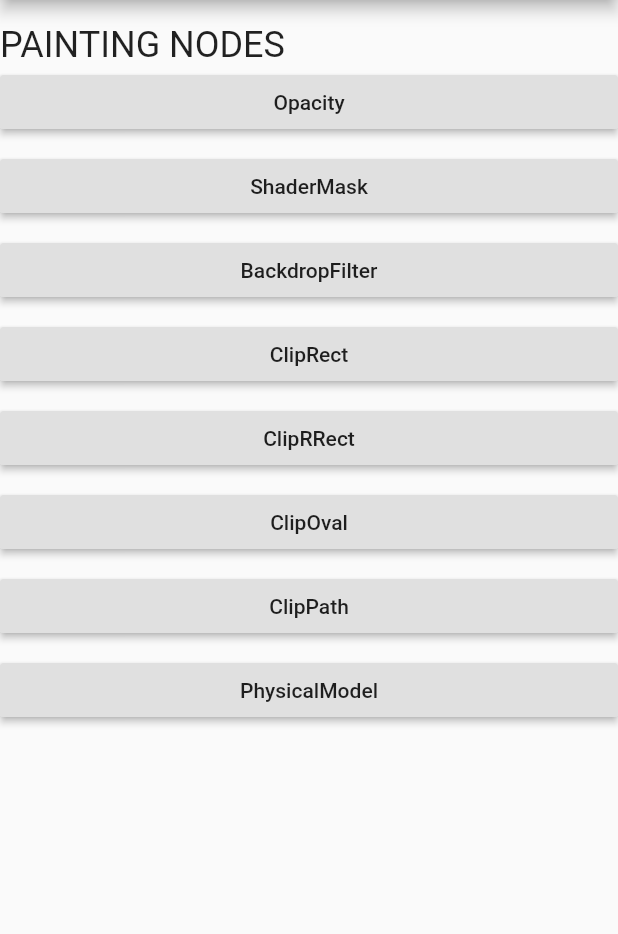
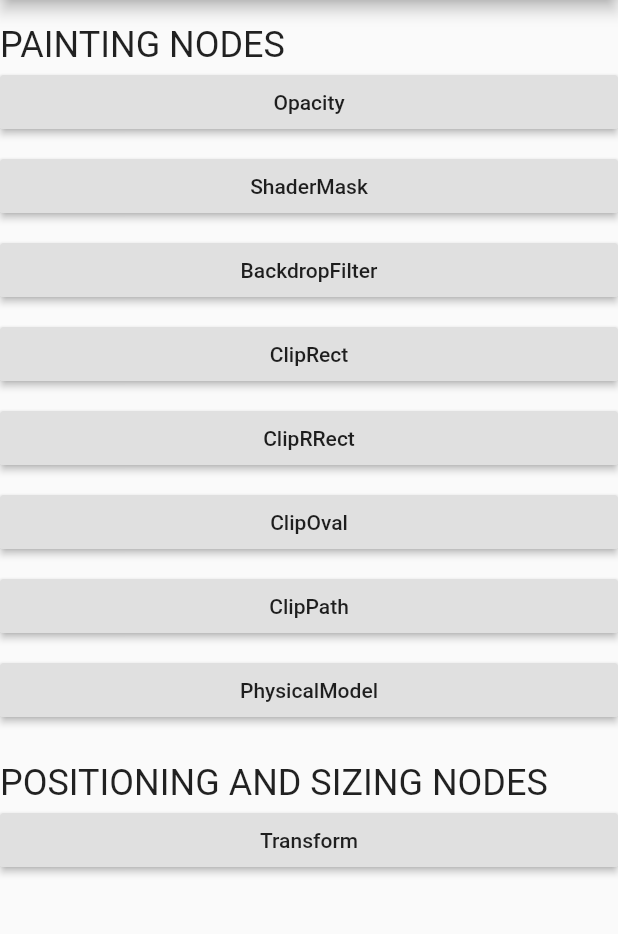
Before and after one commit to yohom/flutter_basic, a Flutter app: the screen it shows after launch, on a phone screen of 412 x 824 dp, the part 84-1018 px from its top. Run offline on Flutter 3.47's test engine with Material 2 defaults, Android fonts, the phone set to English and light mode, and no system bars.

Commit message:
Transform Demo完成

```diff
--- a/lib/main.dart
+++ b/lib/main.dart
@@ -6,6 +6,7 @@ import 'package:basic/painting_nodes/clip_rrect_demo.dart';
 import 'package:basic/painting_nodes/opacity_demo.dart';
 import 'package:basic/painting_nodes/physical_model_demo.dart';
 import 'package:basic/painting_nodes/shader_mask_demo.dart';
+import 'package:basic/position_sizing_nodes/transform_demo.dart';
 import 'package:basic/router.dart';
 import 'package:flutter/material.dart';
 
@@ -30,10 +31,9 @@ class HomePage extends StatelessWidget {
     return Scaffold(
       appBar: AppBar(title: Text('basic.dart')),
       body: Center(
-        child: Column(
-          mainAxisAlignment: MainAxisAlignment.start,
+        child: ListView(
           children: <Widget>[
-            SectionTitle(),
+            SectionTitle(title: 'PAINTING NODES'),
             Entry(title: 'Opacity', route: OpacityDemo()),
             Entry(title: 'ShaderMask', route: ShaderMaskDemo()),
             Entry(title: 'BackdropFilter', route: BackdropFilterDemo()),
@@ -42,6 +42,8 @@ class HomePage extends StatelessWidget {
             Entry(title: 'ClipOval', route: ClipOvalDemo()),
             Entry(title: 'ClipPath', route: ClipPathDemo()),
             Entry(title: 'PhysicalModel', route: PhysicalModelDemo()),
+            SectionTitle(title: 'POSITIONING AND SIZING NODES'),
+            Entry(title: 'Transform', route: TransformDemo()),
           ],
         ),
       ),
@@ -50,8 +52,11 @@ class HomePage extends StatelessWidget {
 }
 
 class SectionTitle extends StatelessWidget {
+  final String title;
+
   const SectionTitle({
     Key key,
+    @required this.title,
   }) : super(key: key);
 
   @override
@@ -62,7 +67,7 @@ class SectionTitle extends StatelessWidget {
         Align(
           alignment: AlignmentDirectional.centerStart,
           child: Text(
-            'PAINTING NODES',
+            title,
             style: Theme.of(context).textTheme.headline,
           ),
         ),
```
Also changed, not shown: lib/position_sizing_nodes/transform_demo.dart (added, +40 -0 lines).
